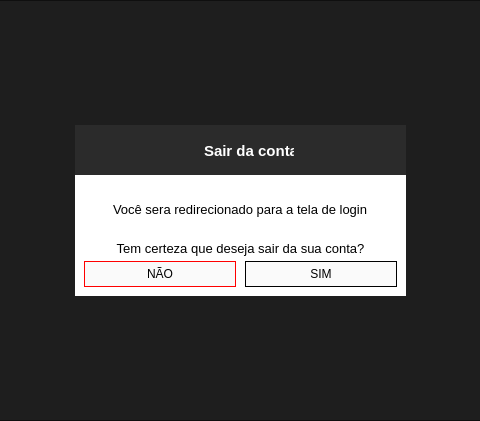
First picture: the form in sair_conta.ui, repository ryanbsdeveloper/app-desktop-caltec, before the edit; both pictures show x 144 to 624 and y 0 to 421 of the 770 by 421 pixel window.
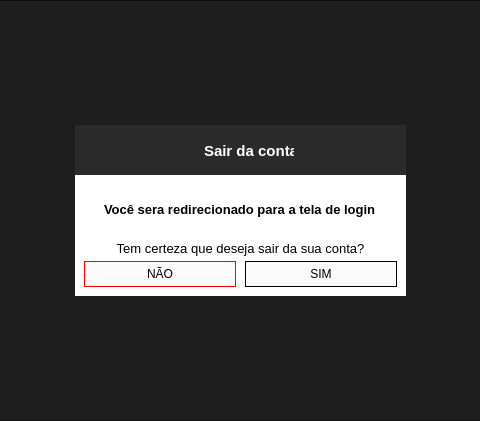
Second picture: the form after the edit. Icons and pictures are not drawn.

The edit to the form file:
```diff
--- a/sair_conta.ui
+++ b/sair_conta.ui
@@ -233,6 +233,8 @@
                   <font>
                    <family>Segoe UI</family>
                    <pointsize>10</pointsize>
+                   <weight>75</weight>
+                   <bold>true</bold>
                   </font>
                  </property>
                  <property name="text">
```
